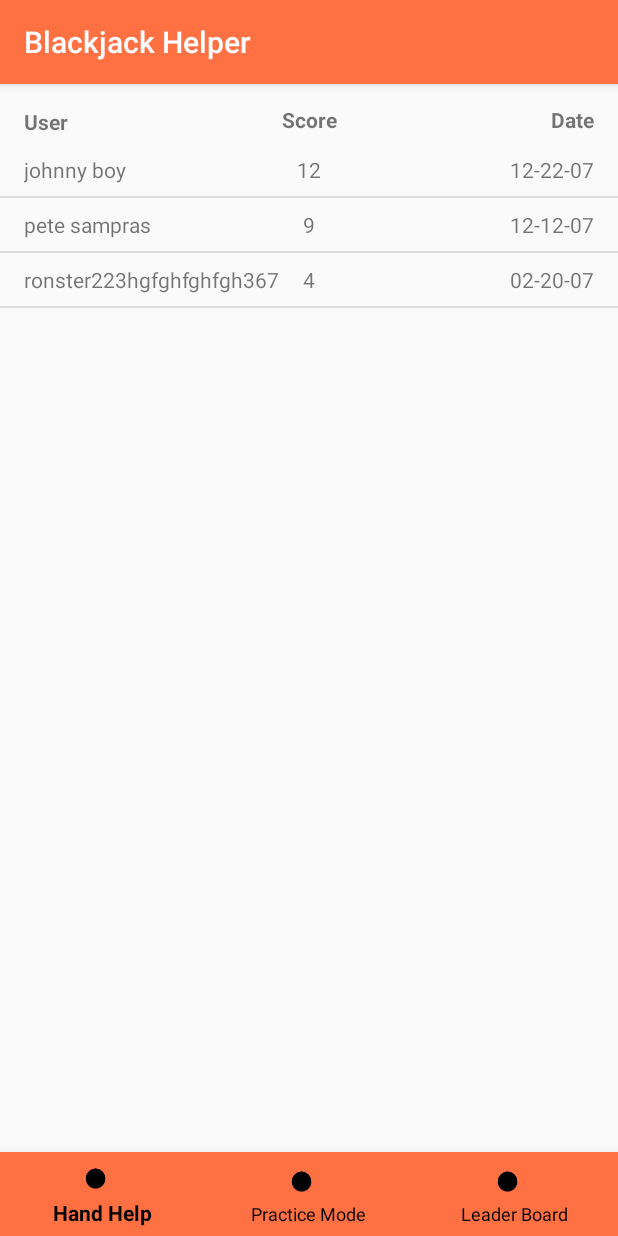
After one commit to sullivankw/blackjack-v2-android-app, an Android app: the LeaderBoardActivity screen opened directly, with no data from a screen before it, on a phone screen of 412 x 824 dp. The commit adds this screen. Run offline under Robolectric (Android 15) with nearby library versions, the phone set to English and light mode, and no system bars.

Commit message:
add to leaderboard initial commit

```diff
--- a/BlackjackHelper/app/src/main/AndroidManifest.xml
+++ b/BlackjackHelper/app/src/main/AndroidManifest.xml
@@ -19,6 +19,8 @@
         </activity>
         <activity android:name=".base.BaseActivity"></activity>
         <activity android:name=".practice.PracticeModeActivity" android:screenOrientation="portrait"></activity>
+        <activity android:name=".LeaderBoardActivity" />
+        <activity android:name=".AddToLeaderboardActivity" />
     </application>
 
 </manifest>
--- /dev/null
+++ b/BlackjackHelper/app/src/main/java/com/sullivankw/blackjackhelper/AddToLeaderboardActivity.java
@@ -0,0 +1,16 @@
+package com.sullivankw.blackjackhelper;
+
+import android.os.Bundle;
+import android.support.annotation.Nullable;
+
+import com.sullivankw.blackjackhelper.base.BaseActivity;
+
+public class AddToLeaderboardActivity extends BaseActivity {
+
+    @Override
+    protected void onCreate(@Nullable Bundle savedInstanceState) {
+        super.onCreate(savedInstanceState);
+        setContentView(R.layout.activity_add_to_leaderboard);
+        setupBottomNav(R.id.bottom_nav_add_to_leaderboard_layout);
+    }
+}
--- /dev/null
+++ b/BlackjackHelper/app/src/main/java/com/sullivankw/blackjackhelper/LeaderBoardActivity.java
@@ -0,0 +1,43 @@
+package com.sullivankw.blackjackhelper;
+
+import android.os.Bundle;
+import android.support.annotation.Nullable;
+import android.support.v7.widget.DividerItemDecoration;
+import android.support.v7.widget.LinearLayoutManager;
+import android.support.v7.widget.RecyclerView;
+
+import com.sullivankw.blackjackhelper.base.BaseActivity;
+import com.sullivankw.blackjackhelper.firebase.FirebaseUtils;
+import com.sullivankw.blackjackhelper.model.User;
+
+import java.util.ArrayList;
+import java.util.List;
+
+
+public class LeaderBoardActivity extends BaseActivity {
+
+    private RecyclerView recyclerView;
+    private LeaderBoardRecViewAdaptor recViewAdaptor;
+
+
+
+    @Override
+    protected void onCreate(@Nullable Bundle savedInstanceState) {
+        super.onCreate(savedInstanceState);
+        setContentView(R.layout.activity_leader_board);
+        setupBottomNav(R.id.bottom_nav_leader_layout);
+        setupRecyclerView();
+    }
+
+
+    private void setupRecyclerView() {
+        recyclerView = findViewById(R.id.leaderBoardRecView);
+        recViewAdaptor = new LeaderBoardRecViewAdaptor();
+        recyclerView.setAdapter(recViewAdaptor);
+        recyclerView.setLayoutManager(new LinearLayoutManager(this, LinearLayoutManager.VERTICAL, false));
+        recyclerView.setNestedScrollingEnabled(false);
+        recyclerView.addItemDecoration(new DividerItemDecoration(recyclerView.getContext(), DividerItemDecoration.VERTICAL));
+
+        recViewAdaptor.setLeaderUsersForRecView(FirebaseUtils.getLeaderBoard());
+    }
+}
--- /dev/null
+++ b/BlackjackHelper/app/src/main/java/com/sullivankw/blackjackhelper/LeaderBoardRecViewAdaptor.java
@@ -0,0 +1,79 @@
+package com.sullivankw.blackjackhelper;
+
+import android.support.annotation.NonNull;
+
+import android.support.v7.widget.RecyclerView;
+import android.view.LayoutInflater;
+import android.view.View;
+import android.view.ViewGroup;
+import android.widget.TextView;
+
+import com.sullivankw.blackjackhelper.model.User;
+
+import java.util.ArrayList;
+import java.util.List;
+
+public class LeaderBoardRecViewAdaptor extends RecyclerView.Adapter<LeaderBoardRecViewAdaptor.SingleLeaderHolder> {
+
+    private List<User> users;
+
+    public LeaderBoardRecViewAdaptor() {
+        this.users = new ArrayList<>();
+    }
+
+    @NonNull
+    @Override
+    public SingleLeaderHolder onCreateViewHolder(@NonNull ViewGroup viewGroup, int i) {
+        LayoutInflater inflater = LayoutInflater.from(
+                viewGroup.getContext());
+        return new SingleLeaderHolder(inflater.inflate(R.layout.leader_item, viewGroup, false));
+    }
+
+    @Override
+    public void onBindViewHolder(@NonNull SingleLeaderHolder singleLeaderHolder, int position) {
+        final User user = users.get(position);
+        singleLeaderHolder.getLeaderCreated().setText(user.getCreated());
+        singleLeaderHolder.getLeaderName().setText(user.getUsername());
+        singleLeaderHolder.getLeaderScore().setText(String.valueOf(user.getHighScore()));
+
+    }
+
+    @Override
+    public int getItemCount() {
+        return users.size();
+    }
+
+    public void setLeaderUsersForRecView(List<User> users) {
+        if (users != null) {
+            this.users = users;
+        }
+        notifyDataSetChanged();
+    }
+
+    public class SingleLeaderHolder extends RecyclerView.ViewHolder {
+
+        private TextView leaderName;
+        private TextView leaderScore;
+        private TextView leaderCreated;
+
+        public SingleLeaderHolder(@NonNull View itemView) {
+            super(itemView);
+            leaderName = itemView.findViewById(R.id.leaderName);
+            leaderScore = itemView.findViewById(R.id.leaderScore);
+            leaderCreated = itemView.findViewById(R.id.leaderCreated);
+
+        }
+
+        public TextView getLeaderName() {
+            return leaderName;
+        }
+
+        public TextView getLeaderScore() {
+            return leaderScore;
+        }
+
+        public TextView getLeaderCreated() {
+            return leaderCreated;
+        }
+    }
+}
--- a/BlackjackHelper/app/src/main/java/com/sullivankw/blackjackhelper/base/BaseActivity.java
+++ b/BlackjackHelper/app/src/main/java/com/sullivankw/blackjackhelper/base/BaseActivity.java
@@ -6,6 +6,7 @@ import android.support.design.widget.BottomNavigationView;
 import android.support.v7.app.AppCompatActivity;
 import android.view.MenuItem;
 
+import com.sullivankw.blackjackhelper.LeaderBoardActivity;
 import com.sullivankw.blackjackhelper.MainActivity;
 import com.sullivankw.blackjackhelper.R;
 import com.sullivankw.blackjackhelper.practice.PracticeModeActivity;
@@ -26,6 +27,10 @@ public class BaseActivity extends AppCompatActivity {
                         startActivity(new Intent(getBaseContext(), PracticeModeActivity.class));
                         break;
                     }
+                    case (R.id.navToLeaderBoard): {
+                        startActivity(new Intent(getBaseContext(), LeaderBoardActivity.class));
+                        break;
+                    }
                     default:
                         return false;
                 }
--- /dev/null
+++ b/BlackjackHelper/app/src/main/java/com/sullivankw/blackjackhelper/firebase/FirebaseUtils.java
@@ -0,0 +1,25 @@
+package com.sullivankw.blackjackhelper.firebase;
+
+import com.sullivankw.blackjackhelper.model.User;
+
+import java.util.ArrayList;
+import java.util.List;
+
+public class FirebaseUtils {
+
+    public static List<User> getLeaderBoard() {
+        User u = new User("johnny boy", 12, "12-22-07");
+        User u2 = new User("pete sampras", 9, "12-12-07");
+        User u3 = new User("ronster223hgfghfghfgh367", 4, "02-20-07"); //this is about the mac chars
+        List<User> users = new ArrayList<>();
+        users.add(u);
+        users.add(u2);
+        users.add(u3);
+        return users;
+    }
+
+    public static int getLowestLeaderBoardScore() {
+
+        return 1;
+    }
+}
--- /dev/null
+++ b/BlackjackHelper/app/src/main/java/com/sullivankw/blackjackhelper/model/User.java
@@ -0,0 +1,42 @@
+package com.sullivankw.blackjackhelper.model;
+
+public class User {
+
+    private String username;
+    private int highScore;
+    private String created;
+
+//    String timeStamp = new SimpleDateFormat("yyyy-MM-dd HH:mm:ss").format(Calendar.getInstance().getTime());
+//        profile.setCreated(timeStamp);
+
+
+    public User(String username, int highScore, String created) {
+        this.username = username;
+        this.highScore = highScore;
+        this.created = created;
+    }
+
+    public String getUsername() {
+        return username;
+    }
+
+    public void setUsername(String username) {
+        this.username = username;
+    }
+
+    public int getHighScore() {
+        return highScore;
+    }
+
+    public void setHighScore(int highScore) {
+        this.highScore = highScore;
+    }
+
+    public String getCreated() {
+        return created;
+    }
+
+    public void setCreated(String created) {
+        this.created = created;
+    }
+}
--- a/BlackjackHelper/app/src/main/java/com/sullivankw/blackjackhelper/practice/PracticeModeActivity.java
+++ b/BlackjackHelper/app/src/main/java/com/sullivankw/blackjackhelper/practice/PracticeModeActivity.java
@@ -1,5 +1,6 @@
 package com.sullivankw.blackjackhelper.practice;
 
+import android.annotation.SuppressLint;
 import android.app.Dialog;
 import android.arch.lifecycle.Observer;
 import android.arch.lifecycle.ViewModelProviders;
@@ -24,10 +25,13 @@ import android.widget.Spinner;
 import android.widget.TextView;
 import android.widget.Toast;
 
+import com.sullivankw.blackjackhelper.AddToLeaderboardActivity;
+import com.sullivankw.blackjackhelper.MainActivity;
 import com.sullivankw.blackjackhelper.R;
 import com.sullivankw.blackjackhelper.base.BaseActivity;
 import com.sullivankw.blackjackhelper.enums.CardImage;
 import com.sullivankw.blackjackhelper.enums.HandAdvice;
+import com.sullivankw.blackjackhelper.firebase.FirebaseUtils;
 import com.sullivankw.blackjackhelper.jar.BlackjackHelperServiceException;
 
 import java.util.List;
@@ -75,6 +79,7 @@ public class PracticeModeActivity extends BaseActivity implements View.OnClickLi
             @Override
             public void onChanged(@Nullable String s) {
                 if (s != null) {
+                    int oldStreak = -1;
                     String msg;
                     int msgLength;
                     int currentStreak = viewModel.getCurrentStreak();
@@ -87,6 +92,7 @@ public class PracticeModeActivity extends BaseActivity implements View.OnClickLi
                         msg = "Nope. If dealer has " + viewModel.getDealerCard().getValue() + " you have " +
                                 viewModel.getPlayerCardOne().getValue() + " and "
                                 + viewModel.getPlayerCardTwo().getValue() + " you should " + s;
+                        oldStreak = currentStreak;
                         currentStreak = 0;
                         msgLength = Toast.LENGTH_LONG;
                     }
@@ -98,6 +104,16 @@ public class PracticeModeActivity extends BaseActivity implements View.OnClickLi
                     //could make this an observable
                     updateStreakValues(currentStreak);
                     setupImageResources();
+
+                    //if wifi enabled
+//                    List<User> leaders = FirebaseUtils.getLeaderBoard();
+//                    User lowestEntry = leaders.get(leaders.size() - 1);
+                    if (oldStreak > FirebaseUtils.getLowestLeaderBoardScore()) {
+                        //dialog ask for user name
+                        //if yes, update leaderboard
+                        PracticeModeDialog dialog = new PracticeModeDialog(false, "You score is good enough for our leaderboard. Want to add it?");
+                        dialog.show(getSupportFragmentManager(), "leaderdialog-tag");
+                    }
                 }
             }
         });
@@ -209,7 +225,7 @@ public class PracticeModeActivity extends BaseActivity implements View.OnClickLi
         int timesAsked = sharedPref.getInt(ASKED_AMT_KEY, 0) + 1;
         sharedPref.edit().putInt(ASKED_AMT_KEY, timesAsked).apply();
         if (timesAsked > 2) {
-            RatingDialog dialogFragment = new RatingDialog();
+            PracticeModeDialog dialogFragment = new PracticeModeDialog(true, "Ratings help with visibility in the play store. Rate us?");
             dialogFragment.show(getSupportFragmentManager(), "dialog-tag");
         }
 
@@ -219,8 +235,16 @@ public class PracticeModeActivity extends BaseActivity implements View.OnClickLi
         return sharedPref.getBoolean(HAS_BEEN_RATED_KEY, false);
     }
 
-    public static class RatingDialog extends DialogFragment {
+    @SuppressLint("ValidFragment")
+    public static class PracticeModeDialog extends DialogFragment {
 
+        private boolean isRatingDialog;
+        private String title;
+
+        public PracticeModeDialog(boolean isRatingDialog, String title) {
+            this.isRatingDialog = isRatingDialog;
+            this.title = title;
+        }
 
         @Override
         public Dialog onCreateDialog(@Nullable Bundle savedInstanceState) {
@@ -228,10 +252,11 @@ public class PracticeModeActivity extends BaseActivity implements View.OnClickLi
             if (getActivity() == null) {
                 return null;
             }
-            return new AlertDialog.Builder(getActivity()).setTitle("Ratings help with visibility in the play store. Rate us?")
+            return new AlertDialog.Builder(getActivity()).setTitle(title)
                     .setPositiveButton("Yes", new DialogInterface.OnClickListener() {
                         @Override
                         public void onClick(DialogInterface dialog, int which) {
+                            if (isRatingDialog) {
                                 sharedPref.edit().putBoolean(HAS_BEEN_RATED_KEY, true).apply();
                                 Uri uri = Uri.parse(PLAY_STORE_URL + getActivity().getBaseContext().getPackageName());
                                 Intent goToMarket = new Intent(Intent.ACTION_VIEW, uri);
@@ -246,12 +271,18 @@ public class PracticeModeActivity extends BaseActivity implements View.OnClickLi
                                     Toast.makeText(getContext(), "Unexpected error. Unable to connect to play store.",
                                             Toast.LENGTH_SHORT).show();
                                 }
+                            } else {
+                                //launch a new activity with summary of score, date, and an input fields for username
+                                startActivity(new Intent(getContext(), AddToLeaderboardActivity.class));
+                            }
                         }
                     })
                     .setNegativeButton("No", new DialogInterface.OnClickListener() {
                         @Override
                         public void onClick(DialogInterface dialog, int which) {
+                            if (isRatingDialog) {
                                 sharedPref.edit().putInt(ASKED_AMT_KEY, 0).apply();
+                            }
                         }
                     }).create();
         }
--- /dev/null
+++ b/BlackjackHelper/app/src/main/res/layout/activity_add_to_leaderboard.xml
@@ -0,0 +1,19 @@
+<?xml version="1.0" encoding="utf-8"?>
+<android.support.constraint.ConstraintLayout xmlns:android="http://schemas.android.com/apk/res/android"
+    android:layout_width="match_parent"
+    android:layout_height="match_parent"
+    xmlns:app="http://schemas.android.com/apk/res-auto">
+
+    <android.support.design.widget.BottomNavigationView
+        android:id="@+id/bottom_nav_add_to_leaderboard_layout"
+        android:layout_width="match_parent"
+        android:layout_height="56dp"
+        android:layout_alignParentStart="true"
+        android:layout_alignParentBottom="true"
+        android:background="@color/colorPrimary"
+        app:itemIconTint="@android:color/background_dark"
+        app:itemTextColor="@android:color/background_dark"
+        app:layout_constraintBottom_toBottomOf="parent"
+        app:menu="@menu/nav_menu" />
+
+</android.support.constraint.ConstraintLayout>
--- /dev/null
+++ b/BlackjackHelper/app/src/main/res/layout/activity_leader_board.xml
@@ -0,0 +1,68 @@
+<?xml version="1.0" encoding="utf-8"?>
+<android.support.constraint.ConstraintLayout xmlns:android="http://schemas.android.com/apk/res/android"
+    xmlns:app="http://schemas.android.com/apk/res-auto"
+    android:layout_width="match_parent"
+    android:layout_height="match_parent">
+
+    <TextView
+        android:id="@+id/leaderNameHeader"
+        android:layout_width="wrap_content"
+        android:layout_height="wrap_content"
+        android:layout_marginStart="16dp"
+        android:layout_marginTop="16dp"
+        android:layout_marginBottom="5dp"
+        android:text="User"
+        android:textStyle="bold"
+        app:layout_constraintBottom_toTopOf="@+id/leaderBoardRecView"
+        app:layout_constraintStart_toStartOf="parent"
+        app:layout_constraintTop_toTopOf="parent" />
+
+    <TextView
+        android:id="@+id/leaderScoreHeader"
+        android:layout_width="wrap_content"
+        android:layout_height="wrap_content"
+        android:layout_marginTop="16dp"
+        android:layout_marginBottom="8dp"
+        android:text="Score"
+        android:textStyle="bold"
+        app:layout_constraintBottom_toTopOf="@+id/leaderBoardRecView"
+        app:layout_constraintEnd_toEndOf="parent"
+        app:layout_constraintStart_toStartOf="parent"
+        app:layout_constraintTop_toTopOf="parent" />
+
+    <TextView
+        android:id="@+id/leaderCreatedHeader"
+        android:layout_width="wrap_content"
+        android:layout_height="wrap_content"
+        android:layout_marginTop="16dp"
+        android:layout_marginEnd="16dp"
+        android:layout_marginBottom="8dp"
+        android:text="Date"
+        android:textStyle="bold"
+        app:layout_constraintBottom_toTopOf="@+id/leaderBoardRecView"
+        app:layout_constraintEnd_toEndOf="parent"
+        app:layout_constraintTop_toTopOf="parent" />
+
+    <android.support.v7.widget.RecyclerView
+        android:id="@+id/leaderBoardRecView"
+        android:layout_width="match_parent"
+        android:layout_height="320dp"
+        android:layout_marginTop="24dp"
+        android:scrollbars="vertical"
+        app:layout_constraintEnd_toEndOf="parent"
+        app:layout_constraintStart_toStartOf="parent"
+        app:layout_constraintTop_toTopOf="@id/leaderNameHeader" />
+
+    <android.support.design.widget.BottomNavigationView
+        android:id="@+id/bottom_nav_leader_layout"
+        android:layout_width="match_parent"
+        android:layout_height="56dp"
+        android:layout_alignParentStart="true"
+        android:layout_alignParentBottom="true"
+        android:background="@color/colorPrimary"
+        app:itemIconTint="@android:color/background_dark"
+        app:itemTextColor="@android:color/background_dark"
+        app:layout_constraintBottom_toBottomOf="parent"
+        app:menu="@menu/nav_menu" />
+
+</android.support.constraint.ConstraintLayout>
--- /dev/null
+++ b/BlackjackHelper/app/src/main/res/layout/leader_item.xml
@@ -0,0 +1,47 @@
+<?xml version="1.0" encoding="utf-8"?>
+<android.support.constraint.ConstraintLayout xmlns:android="http://schemas.android.com/apk/res/android"
+    xmlns:app="http://schemas.android.com/apk/res-auto"
+    android:layout_width="match_parent"
+    android:layout_height="wrap_content"
+    android:gravity="center"
+    android:orientation="vertical">
+
+
+    <TextView
+        android:id="@+id/leaderName"
+        android:layout_width="wrap_content"
+        android:layout_height="wrap_content"
+        android:layout_marginStart="16dp"
+        android:layout_marginTop="8dp"
+        android:layout_marginBottom="8dp"
+        android:text="test"
+        app:layout_constraintBottom_toBottomOf="parent"
+        app:layout_constraintStart_toStartOf="parent"
+        app:layout_constraintTop_toTopOf="parent" />
+
+    <TextView
+        android:id="@+id/leaderScore"
+        android:layout_width="wrap_content"
+        android:layout_height="wrap_content"
+        android:layout_marginTop="8dp"
+        android:layout_marginBottom="8dp"
+        android:text="test"
+        app:layout_constraintBottom_toBottomOf="parent"
+        app:layout_constraintEnd_toEndOf="parent"
+        app:layout_constraintStart_toStartOf="parent"
+        app:layout_constraintTop_toTopOf="parent" />
+
+    <TextView
+        android:id="@+id/leaderCreated"
+        android:layout_width="wrap_content"
+        android:layout_height="wrap_content"
+        android:layout_marginTop="8dp"
+        android:layout_marginEnd="16dp"
+        android:layout_marginBottom="8dp"
+        android:text="test"
+        app:layout_constraintBottom_toBottomOf="parent"
+        app:layout_constraintEnd_toEndOf="parent"
+        app:layout_constraintTop_toTopOf="parent" />
+
+
+</android.support.constraint.ConstraintLayout>
--- a/BlackjackHelper/app/src/main/res/menu/nav_menu.xml
+++ b/BlackjackHelper/app/src/main/res/menu/nav_menu.xml
@@ -8,4 +8,9 @@
         android:id="@+id/navToPractice"
         android:icon="@android:drawable/btn_plus"
         android:title="@string/practice" />
+    android:title="@string/get_help" />
+    <item
+        android:id="@+id/navToLeaderBoard"
+        android:icon="@android:drawable/btn_plus"
+        android:title="@string/leader_board" />
 </menu>
--- a/BlackjackHelper/app/src/main/res/values/strings.xml
+++ b/BlackjackHelper/app/src/main/res/values/strings.xml
@@ -38,4 +38,5 @@
     <string name="high_score">High Score</string>
     <string name="make_the_correct_decision_at_the_table">Make the correct decision at the table</string>
     <string name="splash_image_icon">splash image icon</string>
+    <string name="leader_board">Leader Board</string>
 </resources>
```
Lines whose indentation alone changed are shown as unchanged.
